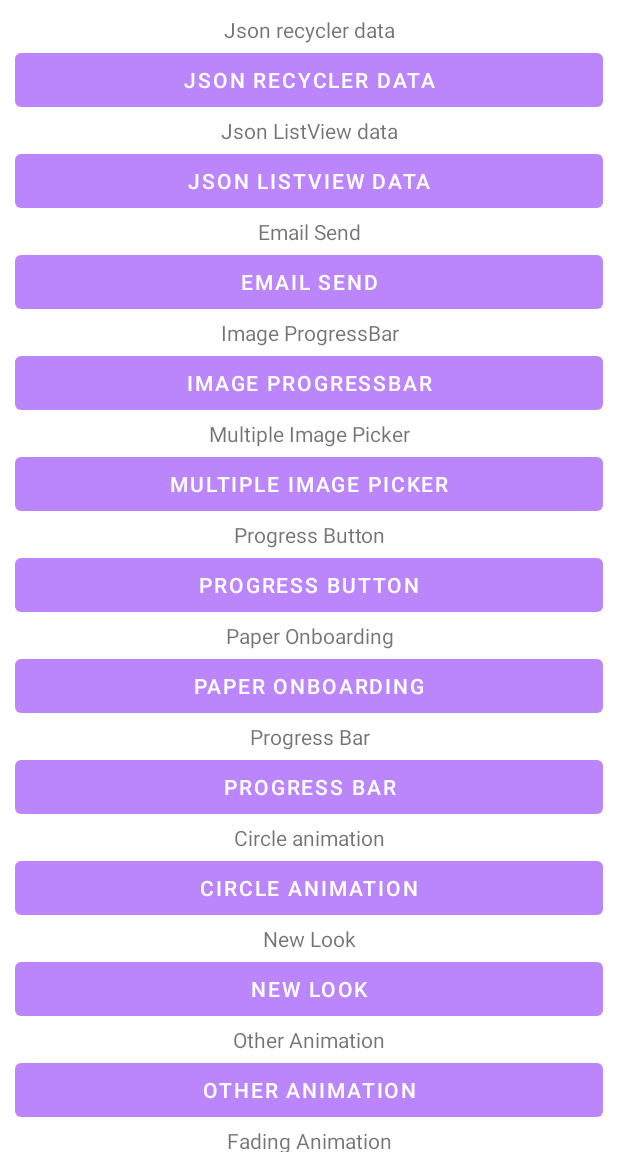
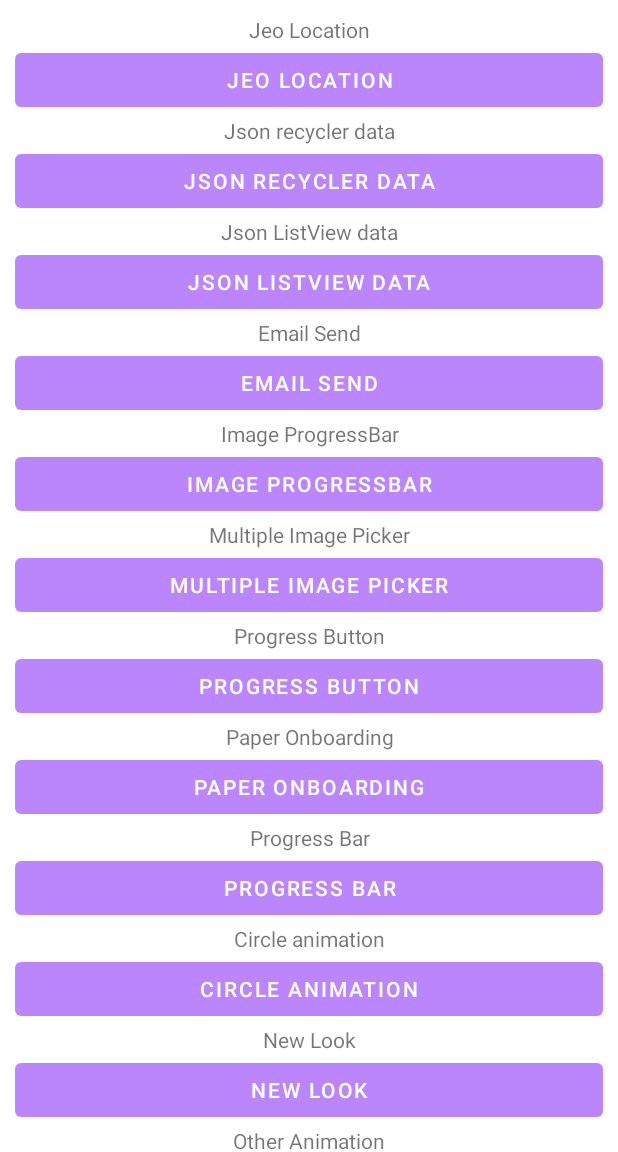
Before and after one commit to kumar-sanju/UdemyLearning, an Android app: the screen it shows after launch (HomeActivity), on a phone screen of 412 x 824 dp, the part 84-1236 px from its top. Run offline under Robolectric (Android 15) with nearby library versions, the phone set to English and light mode, and no system bars; libraries missing offline, so code that uses them is left out: com.blogspot.atifsoftwares, com.facebook.drawee; 1 statement that could not run was skipped.

Commit message:
Geo location update done

```diff
--- a/app/build.gradle
+++ b/app/build.gradle
@@ -69,6 +69,6 @@ dependencies {
     implementation 'com.github.bumptech.glide:glide:4.12.0'
     annotationProcessor 'com.github.bumptech.glide:compiler:4.12.0'
 
-
+    implementation 'com.google.android.gms:play-services-location:18.0.0'
 
 }
--- a/app/src/main/AndroidManifest.xml
+++ b/app/src/main/AndroidManifest.xml
@@ -6,6 +6,8 @@
     <uses-permission android:name="android.permission.READ_EXTERNAL_STORAGE" /> <!-- the following two permissions are required if you want to take photo in selector -->
     <uses-permission android:name="android.permission.CAMERA" />
     <uses-permission android:name="android.permission.WRITE_EXTERNAL_STORAGE" />
+    <uses-permission android:name="android.permission.ACCESS_FINE_LOCATION"/>
+    <uses-permission android:name="android.permission.ACCESS_COARSE_LOCATION"/>
 
     <application
         android:name=".DemoApplication"
@@ -18,7 +20,8 @@
         android:roundIcon="@mipmap/ic_launcher_round"
         android:supportsRtl="true"
         android:theme="@style/AppTheme">
-        <activity android:name=".RecyclerJsonActivity"></activity>
+        <activity android:name=".GeoLocationActivity"></activity>
+        <activity android:name=".RecyclerJsonActivity" />
         <activity android:name=".JsonImportActivity" />
         <activity android:name=".EmailSendOptionActivity" />
         <activity android:name=".JsonActivity" />
--- a/app/src/main/java/com/sanju/udemylearning/HomeActivity.java
+++ b/app/src/main/java/com/sanju/udemylearning/HomeActivity.java
@@ -39,7 +39,14 @@ public class HomeActivity extends AppCompatActivity {
         Button emailSend = (Button) findViewById(R.id.emailSend);
         Button jsonRecieve = (Button) findViewById(R.id.jsonRecieve);
         Button jsonRecycler = (Button) findViewById(R.id.jsonRecycler);
+        Button jeoLoaction = (Button) findViewById(R.id.jeoLoaction);
 
+        jeoLoaction.setOnClickListener(new View.OnClickListener() {
+            @Override
+            public void onClick(View v) {
+                startActivity(new Intent(HomeActivity.this, GeoLocationActivity.class));
+            }
+        });
         jsonRecycler.setOnClickListener(new View.OnClickListener() {
             @Override
             public void onClick(View v) {
--- a/app/src/main/java/com/sanju/udemylearning/RecyclerJsonActivity.java
+++ b/app/src/main/java/com/sanju/udemylearning/RecyclerJsonActivity.java
@@ -16,7 +16,6 @@ import java.util.ArrayList;
 
 public class RecyclerJsonActivity extends AppCompatActivity {
 
-    // ArrayList for person names, email Id's and mobile numbers
     ArrayList<String> personNames = new ArrayList<>();
     ArrayList<String> emailIds = new ArrayList<>();
     ArrayList<String> mobileNumbers = new ArrayList<>();
@@ -26,9 +25,7 @@ public class RecyclerJsonActivity extends AppCompatActivity {
         super.onCreate(savedInstanceState);
         setContentView(R.layout.activity_recycler_json);
 
-        // get the reference of RecyclerView
         RecyclerView recyclerView = (RecyclerView) findViewById(R.id.recyclerView);
-        // set a LinearLayoutManager with default vertical orientation
         LinearLayoutManager linearLayoutManager = new LinearLayoutManager(getApplicationContext());
         recyclerView.setLayoutManager(linearLayoutManager);
 
--- a/app/src/main/res/layout/activity_home.xml
+++ b/app/src/main/res/layout/activity_home.xml
@@ -13,6 +13,18 @@
         android:orientation="vertical"
         android:layout_margin="10dp"
         >
+        <TextView
+            android:layout_width="match_parent"
+            android:layout_height="wrap_content"
+            android:text="Jeo Location"
+            android:gravity="center"
+            />
+        <Button
+            android:id="@+id/jeoLoaction"
+            android:layout_width="match_parent"
+            android:layout_height="wrap_content"
+            android:text="Jeo Location"
+            />
         <TextView
             android:layout_width="match_parent"
             android:layout_height="wrap_content"
```
Also changed, not shown: app/src/main/java/com/sanju/udemylearning/GeoLocationActivity.java (added, +88 -0 lines), app/src/main/java/com/sanju/udemylearning/RecyclerJsonAdapter.java (+2 -10 lines), app/src/main/res/layout/activity_geo_location.xml (added, +20 -0 lines), app/src/main/res/layout/recycler_json.xml (+6 -1 lines).
